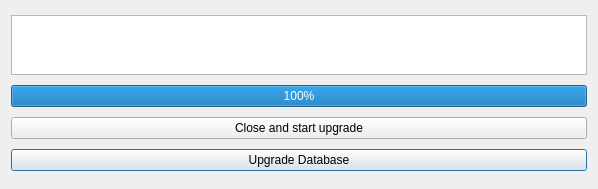
Above: autoupdatedialog.ui from ic005k/OCAuxiliaryTools before the change. Below: the same form after it.
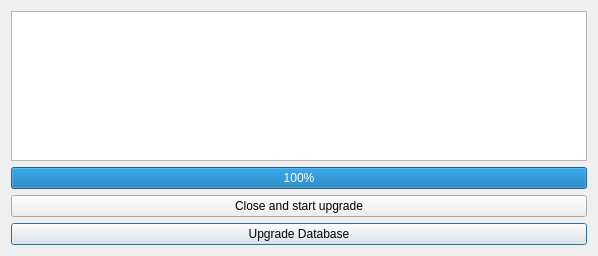
That is the form after the change.

Diff of the .ui file:
```diff
--- a/autoupdatedialog.ui
+++ b/autoupdatedialog.ui
@@ -7,7 +7,7 @@
     <x>0</x>
     <y>0</y>
     <width>598</width>
-    <height>189</height>
+    <height>256</height>
    </rect>
   </property>
   <property name="windowTitle">
@@ -26,7 +26,7 @@
      <property name="maximumSize">
       <size>
        <width>16777215</width>
-       <height>60</height>
+       <height>16777215</height>
       </size>
      </property>
     </widget>
```
